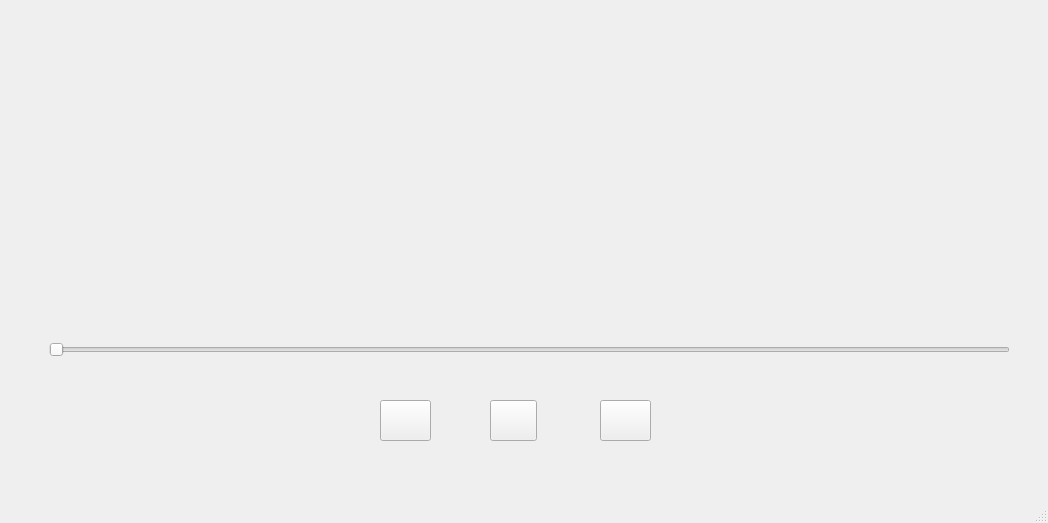
First picture: the form in mainwindow.ui, repository shenxi11/ffmpeg_music_player, before the edit.
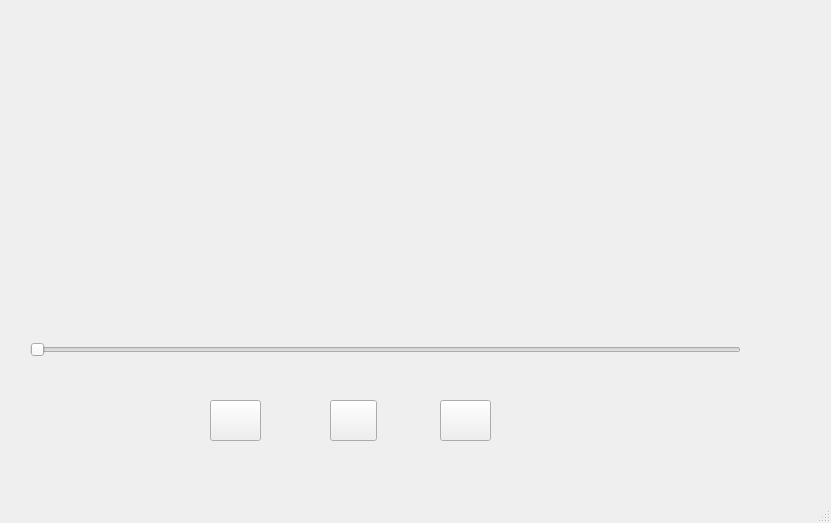
Second picture: the form after the edit. Icons and pictures are not drawn.

```diff
--- a/mainwindow.ui
+++ b/mainwindow.ui
@@ -6,7 +6,7 @@
    <rect>
     <x>0</x>
     <y>0</y>
-    <width>1048</width>
+    <width>831</width>
     <height>523</height>
    </rect>
   </property>
@@ -17,9 +17,9 @@
    <widget class="QLabel" name="label">
     <property name="geometry">
      <rect>
-      <x>170</x>
+      <x>60</x>
       <y>130</y>
-      <width>671</width>
+      <width>201</width>
       <height>61</height>
      </rect>
     </property>
@@ -38,9 +38,9 @@
    <widget class="QSlider" name="Slider">
     <property name="geometry">
      <rect>
-      <x>49</x>
+      <x>30</x>
       <y>340</y>
-      <width>961</width>
+      <width>711</width>
       <height>20</height>
      </rect>
     </property>
@@ -51,7 +51,7 @@
    <widget class="QPushButton" name="dir">
     <property name="geometry">
      <rect>
-      <x>380</x>
+      <x>210</x>
       <y>400</y>
       <width>51</width>
       <height>41</height>
@@ -67,7 +67,7 @@
    <widget class="QPushButton" name="play">
     <property name="geometry">
      <rect>
-      <x>490</x>
+      <x>330</x>
       <y>400</y>
       <width>47</width>
       <height>41</height>
@@ -83,7 +83,7 @@
    <widget class="QPushButton" name="video">
     <property name="geometry">
      <rect>
-      <x>600</x>
+      <x>440</x>
       <y>400</y>
       <width>51</width>
       <height>41</height>
@@ -99,6 +99,32 @@
      <bool>true</bool>
     </property>
    </widget>
+   <widget class="QLabel" name="label_2">
+    <property name="geometry">
+     <rect>
+      <x>750</x>
+      <y>340</y>
+      <width>31</width>
+      <height>19</height>
+     </rect>
+    </property>
+    <property name="text">
+     <string/>
+    </property>
+   </widget>
+   <widget class="QLabel" name="label_3">
+    <property name="geometry">
+     <rect>
+      <x>780</x>
+      <y>340</y>
+      <width>31</width>
+      <height>19</height>
+     </rect>
+    </property>
+    <property name="text">
+     <string/>
+    </property>
+   </widget>
   </widget>
   <widget class="QMenuBar" name="menubar">
    <property name="geometry">
```
Left out of the diff: 2 changed lines with no effect on the pictures.
